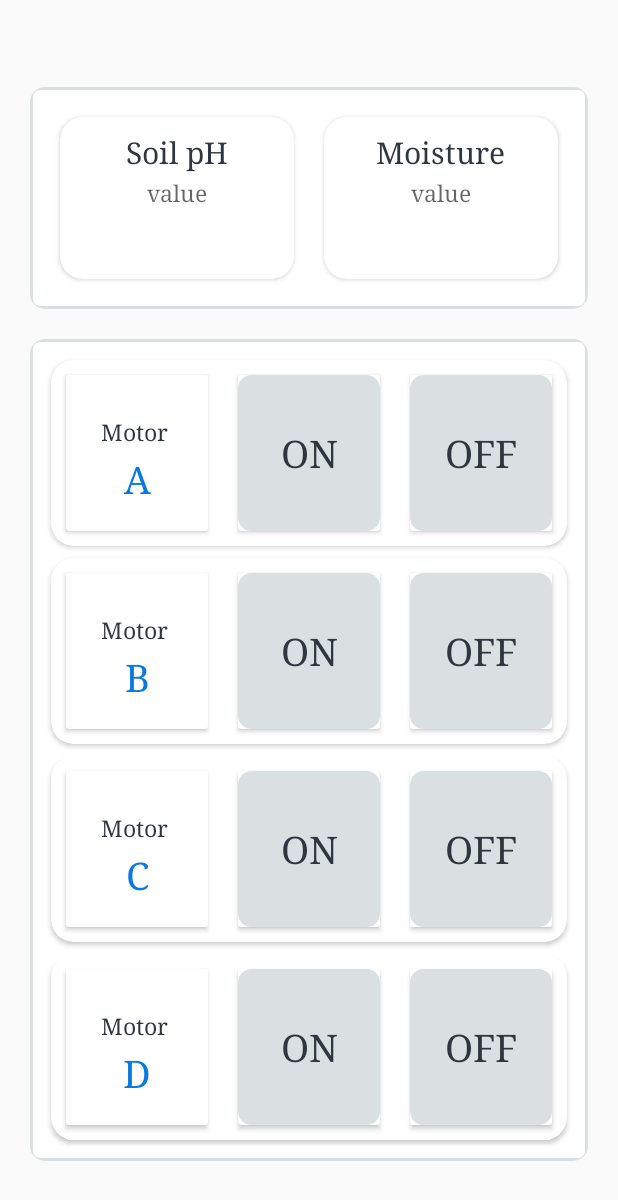
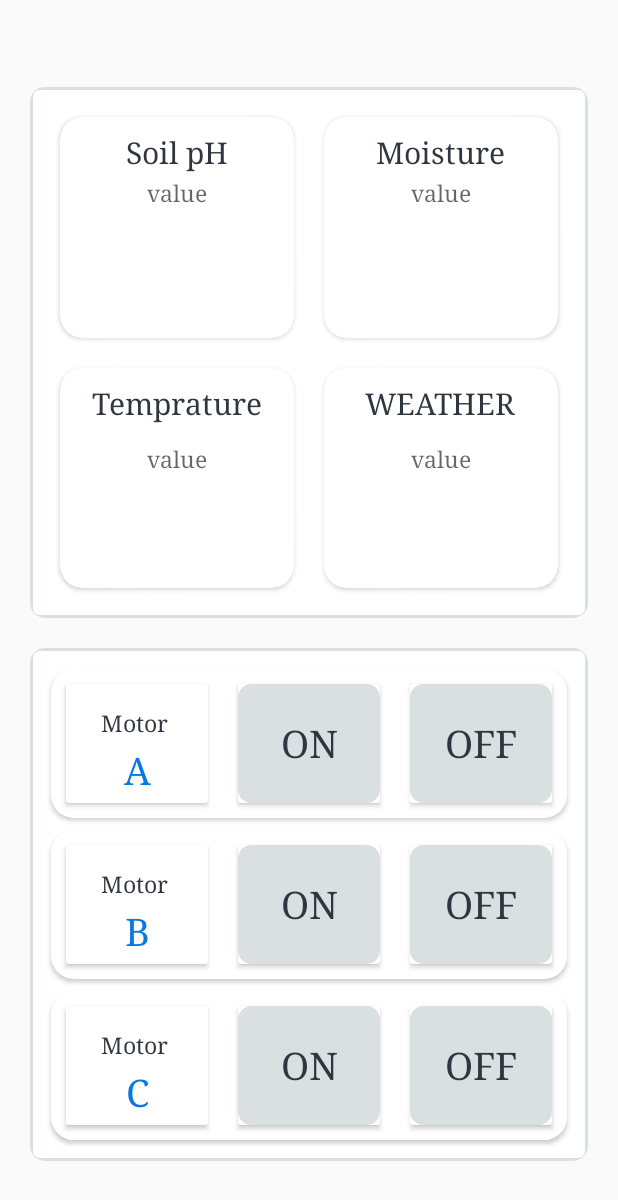
Before and after one commit to sagarmahajan20/NC_TIU_SB109_Trojans301, an Android app: the Irrigation screen opened directly, with no data from a screen before it, on a phone screen of 412 x 824 dp. Shown: the top 1200 px of the screen. Run offline under Robolectric (Android 15) with nearby library versions, the phone set to English and light mode, and no system bars; our stand-ins replace Volley.

Commit message:
Weather Forcasting Added

```diff
--- a/app/src/main/java/com/example/olx/Irrigation.java
+++ b/app/src/main/java/com/example/olx/Irrigation.java
@@ -2,10 +2,13 @@ package com.example.olx;
 
 import androidx.appcompat.app.AppCompatActivity;
 
+import android.content.Intent;
 import android.os.AsyncTask;
 import android.os.Bundle;
 import android.util.Log;
+import android.view.View;
 import android.view.Window;
+import android.widget.RelativeLayout;
 import android.widget.TextView;
 
 
@@ -24,7 +27,9 @@ import java.net.URL;
 
 public class Irrigation extends AppCompatActivity {
 
+    RelativeLayout weforcast;
     private static final String TAG = Irrigation.class.getSimpleName();
+    TextView temp;
     TextView tex1tView13;
     TextView textView13;
 
@@ -35,18 +40,32 @@ public class Irrigation extends AppCompatActivity {
         getSupportActionBar().hide();
         setContentView(R.layout.activity_irrigation);
 
+        weforcast = findViewById(R.id.weather_forcast);
+        temp = findViewById(R.id.temp);
         tex1tView13 = findViewById(R.id.tex1tView13);
         textView13 = findViewById(R.id.textView13);
         URL parameterUrl = NetworkUtils.buildUrlForParameter();
         new FetchParameterDetails().execute(parameterUrl);
         Log.i(TAG, "onCreate: parameterUrl: " + parameterUrl);
+
+
+        weforcast.setOnClickListener(new View.OnClickListener() {
+            @Override
+            public void onClick(View v) {
+                startActivity(new Intent(getApplicationContext(),WeatherActivity.class));
+            }
+        });
+
+
     }
-    private class FetchParameterDetails extends AsyncTask<URL, Void, String> {
+    private class FetchParameterDetails extends AsyncTask<URL, Void, String>
+    {
 
 
         protected void onPreExecute() {
             super.onPreExecute();
         }
+
 
         @Override
         protected String doInBackground(URL... urls) {
@@ -60,6 +79,7 @@ public class Irrigation extends AppCompatActivity {
             Log.i(TAG, "doInBackground: parameterSearchResults: " + parameterSearchResults);
             return parameterSearchResults;
         }
+
 
         @Override
         protected void onPostExecute(String parameterSearchResults) {
@@ -78,5 +98,9 @@ public class Irrigation extends AppCompatActivity {
             }
             super.onPostExecute(parameterSearchResults);
         }
+
+
+
+
     }
 }
--- a/app/src/main/res/layout/activity_irrigation.xml
+++ b/app/src/main/res/layout/activity_irrigation.xml
@@ -16,13 +16,19 @@
             android:id="@+id/linearLayout1"
             android:layout_width="match_parent"
             android:layout_height="match_parent"
-            android:layout_weight="3"
+            android:layout_weight="2"
+            android:weightSum="2"
             android:layout_marginTop="58dp"
             android:layout_marginStart="20dp"
             android:layout_marginEnd="20dp"
-            android:orientation="horizontal"
+            android:orientation="vertical"
             android:padding="10dp"
             android:background="@drawable/rectangle">
+
+            <LinearLayout
+                android:layout_width="match_parent"
+                android:layout_height="match_parent"
+                android:layout_weight="1">
 
                 <androidx.cardview.widget.CardView
                     android:layout_width="0dp"
@@ -104,15 +110,102 @@
             </LinearLayout>
 
             <LinearLayout
+                android:layout_width="match_parent"
+                android:layout_height="match_parent"
+                android:layout_weight="1">
+
+                <androidx.cardview.widget.CardView
+                    android:layout_width="0dp"
+                    android:layout_height="match_parent"
+                    android:layout_margin="10dp"
+                    android:layout_weight="1"
+                    app:cardCornerRadius="15dp">
+
+                    <RelativeLayout
+                        android:id="@+id/forum21"
+                        android:layout_width="match_parent"
+                        android:layout_height="match_parent">
+
+                        <TextView
+                            android:id="@+id/temp"
+                            android:layout_width="wrap_content"
+                            android:layout_height="wrap_content"
+                            android:layout_centerHorizontal="true"
+                            android:layout_marginTop="50dp"
+                            android:hint="value"
+                            android:fontFamily="serif"
+                            android:textColor="@color/bg"
+                            android:textSize="15sp"
+                            />
+
+                        <TextView
+                            android:id="@+id/bus1111"
+                            android:layout_width="wrap_content"
+                            android:layout_height="wrap_content"
+                            android:layout_centerHorizontal="true"
+                            android:layout_marginTop="10dp"
+                            android:fontFamily="serif"
+                            android:textColor="#2F363F"
+                            android:textSize="20dp"
+                            android:text="Temprature"
+                            app:srcCompat="@drawable/forumhd" />
+                    </RelativeLayout>
+
+                </androidx.cardview.widget.CardView>
+
+                <androidx.cardview.widget.CardView
+                    android:layout_width="0dp"
+                    android:layout_height="match_parent"
+                    android:layout_margin="10dp"
+                    android:layout_weight="1"
+                    app:cardCornerRadius="15dp">
+
+                    <RelativeLayout
+                        android:id="@+id/weather_forcast"
+                        android:layout_width="match_parent"
+                        android:layout_height="match_parent">
+
+                        <TextView
+                            android:id="@+id/weather"
+                            android:layout_width="wrap_content"
+                            android:layout_height="wrap_content"
+                            android:layout_centerHorizontal="true"
+                            android:layout_marginTop="50dp"
+                            android:hint="value"
+                            android:fontFamily="serif"
+                            android:textColor="@color/bg"
+                            android:textSize="15sp"
+                            />
+
+                        <TextView
+                            android:id="@+id/bpus111"
+                            android:layout_width="wrap_content"
+                            android:layout_height="wrap_content"
+                            android:layout_centerHorizontal="true"
+                            android:layout_marginTop="10dp"
+                            android:fontFamily="serif"
+                            android:textColor="#2F363F"
+                            android:textSize="20dp"
+                            android:text="WEATHER"
+                            app:srcCompat="@drawable/forumhd" />
+                    </RelativeLayout>
+
+                </androidx.cardview.widget.CardView>
+            </LinearLayout>
+
+
+        </LinearLayout>
+
+        <LinearLayout
             android:id="@+id/linearLayout21"
             android:layout_width="match_parent"
             android:layout_height="match_parent"
-            android:layout_weight="1"
+            android:layout_weight="2"
             android:layout_marginTop="20dp"
             android:layout_marginStart="20dp"
             android:layout_marginEnd="20dp"
             android:layout_marginBottom="50dp"
-            android:weightSum="4"
+            android:weightSum="3"
             android:orientation="vertical"
             android:padding="10dp"
             android:background="@drawable/rectangle">
@@ -393,97 +486,7 @@
 
             </androidx.cardview.widget.CardView>
 
-            <androidx.cardview.widget.CardView
-                android:layout_width="match_parent"
-                android:layout_height="match_parent"
-                android:layout_margin="4dp"
-                android:layout_weight="1"
-                app:cardCornerRadius="15dp">
 
-                <LinearLayout
-                    android:id="@+id/foru1m1"
-                    android:layout_width="match_parent"
-                    android:layout_height="match_parent"
-                    android:weightSum="3"
-                    android:orientation="horizontal">
-
-                    <androidx.cardview.widget.CardView
-                        android:layout_width="match_parent"
-                        android:layout_height="match_parent"
-                        android:layout_centerHorizontal="true"
-                        android:layout_margin="10dp"
-                        android:text="30 Degree"
-                        android:layout_weight="1"
-                        >
-                        <TextView
-                            android:layout_width="match_parent"
-                            android:layout_height="match_parent"
-                            android:fontFamily="serif"
-                            android:textColor="#2F363F"
-                            android:layout_marginTop="2dp"
-                            android:layout_marginBottom="30dp"
-                            android:gravity="center"
-                            android:textSize="15sp"
-                            android:text="Motor "/>
-                        <TextView
-                            android:layout_width="match_parent"
-                            android:layout_height="match_parent"
-                            android:layout_marginTop="35dp"
-                            android:fontFamily="serif"
-                            android:gravity="center"
-                            android:textColor="#0A79DF"
-                            android:textSize="25sp"
-                            android:text="D"/>
-
-                    </androidx.cardview.widget.CardView>
-
-                    <androidx.cardview.widget.CardView
-                        android:layout_width="match_parent"
-                        android:layout_height="match_parent"
-                        android:layout_centerHorizontal="true"
-                        android:layout_margin="10dp"
-                        android:text="30 Degree"
-                        android:layout_weight="1"
-                        >
-
-                        <TextView
-                            android:layout_width="match_parent"
-                            android:layout_height="match_parent"
-                            android:background="@drawable/cborder"
-                            android:fontFamily="serif"
-                            android:gravity="center"
-                            android:textColor="#2F363F"
-                            android:textSize="25sp"
-                            android:text="ON"/>
-
-                    </androidx.cardview.widget.CardView>
-
-                    <androidx.cardview.widget.CardView
-                        android:layout_width="match_parent"
-                        android:layout_height="match_parent"
-                        android:layout_centerHorizontal="true"
-                        android:layout_margin="10dp"
-                        android:text="30 Degree"
-                        android:layout_weight="1"
-                        >
-
-                        <TextView
-                            android:layout_width="match_parent"
-                            android:layout_height="match_parent"
-                            android:background="@drawable/cborder"
-                            android:fontFamily="serif"
-                            android:gravity="center"
-                            android:textColor="#2F363F"
-                            android:textSize="25sp"
-                            android:text="OFF"/>
-
-
-                    </androidx.cardview.widget.CardView>
-
-
-                </LinearLayout>
-
-            </androidx.cardview.widget.CardView>
 
 
         </LinearLayout>
```
Also changed, not shown: app/src/main/AndroidManifest.xml (+6 -3 lines), app/src/main/java/com/example/olx/NetworkUtils.java (+43 -0 lines), app/src/main/java/com/example/olx/Weather.java (added, +19 -0 lines), app/src/main/java/com/example/olx/WeatherActivity.java (added, +224 -0 lines), app/src/main/res/layout/activity_weather.xml (added, +33 -0 lines), app/src/main/res/layout/list_item.xml (added, +24 -0 lines). Lines whose indentation alone changed are shown as unchanged.
